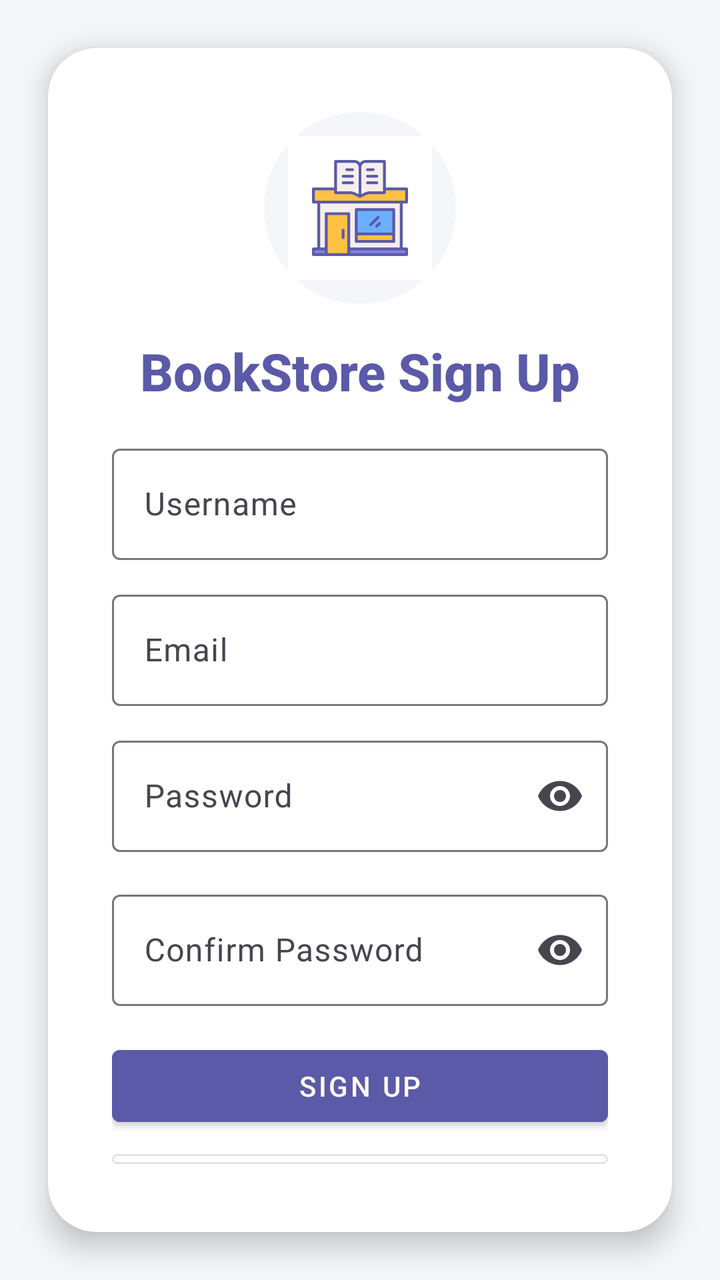
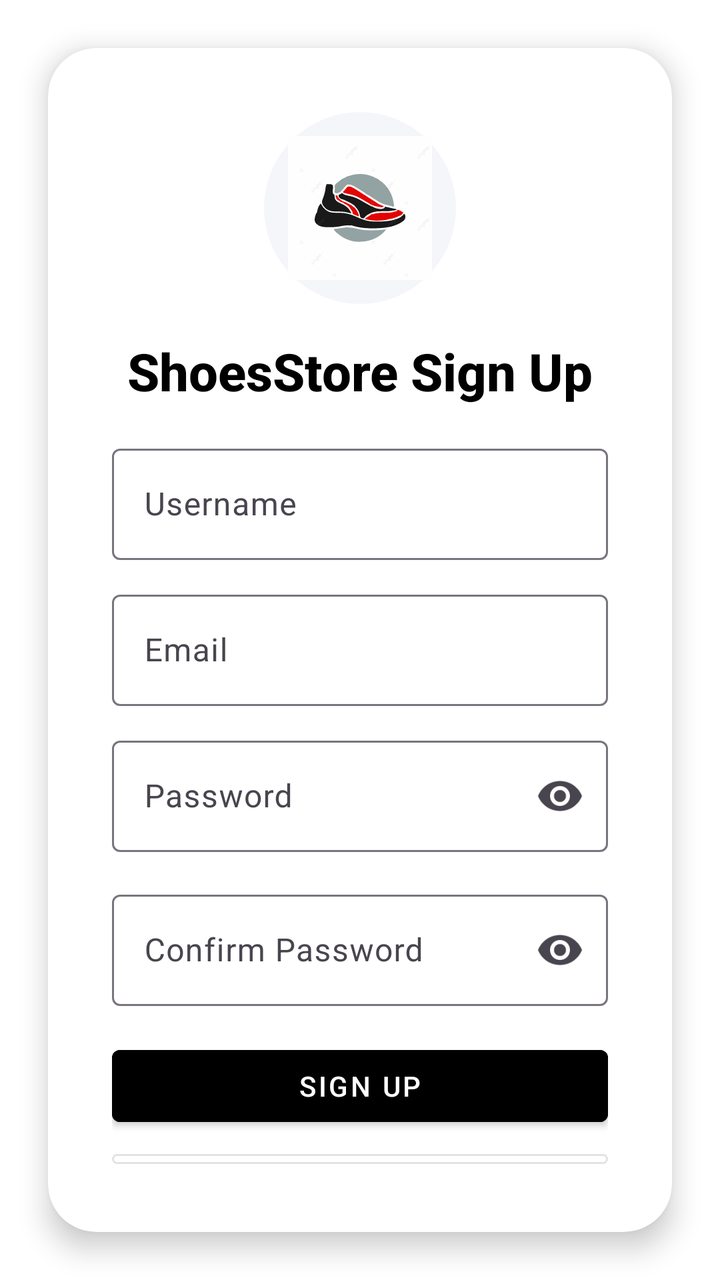

An Android layout rendered at two revisions. The XML below is the earlier revision; the diff shows what the commit changed to produce the second picture.
<!-- AndroidManifest.xml: application theme Theme.Project -->
<!-- res/layout/activity_sign_up.xml -->
<LinearLayout xmlns:android="http://schemas.android.com/apk/res/android"
    xmlns:app="http://schemas.android.com/apk/res-auto"
    android:layout_width="match_parent"
    android:layout_height="match_parent"
    android:orientation="vertical"
    android:gravity="center"
    android:background="#F5F6FA">

    <androidx.cardview.widget.CardView
        android:layout_width="match_parent"
        android:layout_height="wrap_content"
        android:layout_margin="24dp"
        app:cardCornerRadius="24dp"
        app:cardElevation="8dp"
        android:backgroundTint="#FFFFFF">

        <LinearLayout
            android:layout_width="match_parent"
            android:layout_height="wrap_content"
            android:orientation="vertical"
            android:padding="32dp">

            <ImageView
                android:id="@+id/imageViewSignUpIcon"
                android:layout_width="96dp"
                android:layout_height="96dp"
                android:src="@drawable/icon"
                android:layout_gravity="center_horizontal"
                android:contentDescription="@string/app_icon"
                android:layout_marginBottom="16dp"
                android:background="@drawable/circle_bg"
                android:padding="12dp" />

            <TextView
                android:id="@+id/textViewTitle"
                android:layout_width="match_parent"
                android:layout_height="wrap_content"
                android:text="@string/sign_up_title"
                android:textSize="26sp"
                android:textStyle="bold"
                android:textColor="#5A5AA8"
                android:gravity="center"
                android:layout_marginBottom="16dp"
                android:fontFamily="sans-serif-medium" />

            <com.google.android.material.textfield.TextInputLayout
                android:layout_width="match_parent"
                android:layout_height="wrap_content"
                android:layout_marginBottom="12dp">
                <com.google.android.material.textfield.TextInputEditText
                    android:id="@+id/editTextUsername"
                    android:layout_width="match_parent"
                    android:layout_height="wrap_content"
                    android:hint="@string/username"
                    android:inputType="textPersonName"
                    android:textColor="#4E342E"
                    android:textColorHint="#A1887F" />
            </com.google.android.material.textfield.TextInputLayout>

            <com.google.android.material.textfield.TextInputLayout
                android:layout_width="match_parent"
                android:layout_height="wrap_content"
                android:layout_marginBottom="12dp">
                <com.google.android.material.textfield.TextInputEditText
                    android:id="@+id/editTextEmail"
                    android:layout_width="match_parent"
                    android:layout_height="wrap_content"
                    android:hint="@string/email"
                    android:inputType="textEmailAddress"
                    android:textColor="#4E342E"
                    android:textColorHint="#A1887F" />
            </com.google.android.material.textfield.TextInputLayout>

            <com.google.android.material.textfield.TextInputLayout
                android:layout_width="match_parent"
                android:layout_height="wrap_content"
                android:layout_marginBottom="16dp"
                app:endIconMode="password_toggle">
                <com.google.android.material.textfield.TextInputEditText
                    android:id="@+id/editTextPassword"
                    android:layout_width="match_parent"
                    android:layout_height="wrap_content"
                    android:hint="@string/password"
                    android:inputType="textPassword"
                    android:textColor="#4E342E"
                    android:textColorHint="#A1887F" />
            </com.google.android.material.textfield.TextInputLayout>

            <com.google.android.material.textfield.TextInputLayout
                android:layout_width="match_parent"
                android:layout_height="wrap_content"
                android:layout_marginBottom="16dp"
                app:endIconMode="password_toggle">
                <com.google.android.material.textfield.TextInputEditText
                    android:id="@+id/editTextConfirmPassword"
                    android:layout_width="match_parent"
                    android:layout_height="wrap_content"
                    android:hint="@string/confirm_password"
                    android:inputType="textPassword"
                    android:textColor="#4E342E"
                    android:textColorHint="#A1887F" />
            </com.google.android.material.textfield.TextInputLayout>

            <com.google.android.material.button.MaterialButton
                android:id="@+id/buttonSignUp"
                android:layout_width="match_parent"
                android:layout_height="wrap_content"
                android:text="@string/sign_up"
                style="@style/Widget.MaterialComponents.Button"
                android:backgroundTint="#5A5AA8"
                android:textColor="#FFF8F0"
                android:layout_marginBottom="8dp" />

            <com.google.android.material.button.MaterialButton
                android:id="@+id/buttonGoToLogin"
                android:layout_width="match_parent"
                android:layout_height="wrap_content"
                android:text="@string/already_have_account"
                style="@style/Widget.MaterialComponents.Button.OutlinedButton"
                android:backgroundTint="#FFFFFF"
                android:textColor="#5A5AA8" />

            <com.google.android.material.button.MaterialButton
                android:id="@+id/buttonBack"
                android:layout_width="wrap_content"
                android:layout_height="wrap_content"
                android:text="@string/login"
                style="@style/Widget.MaterialComponents.Button.OutlinedButton"
                android:backgroundTint="#FFFFFF"
                android:textColor="#5A5AA8"
                android:layout_gravity="center_horizontal"
                android:layout_marginTop="8dp"
                android:drawableStart="@drawable/ic_arrow_back" />
        </LinearLayout>
    </androidx.cardview.widget.CardView>
</LinearLayout>
<!-- resources referenced by this layout -->
<resources>
  <!-- drawable circle_bg (drawable) -->
  <shape xmlns:android="http://schemas.android.com/apk/res/android"
      android:shape="oval">
      <solid android:color="#F5F6FA"/>
      <size android:width="72dp" android:height="72dp"/>
  </shape>
  <!-- drawable ic_arrow_back (drawable) -->
  <vector xmlns:android="http://schemas.android.com/apk/res/android"
      android:width="24dp"
      android:height="24dp"
      android:viewportWidth="24"
      android:viewportHeight="24">
      <path
          android:fillColor="#FFFFFF"
          android:pathData="M20,11H7.83l5.59-5.59L12,4l-8,8 8,8 1.41-1.41L7.83,13H20v-2z"/>
  </vector>
  <!-- drawable icon: vector/xml drawable (drawable, 6605 chars, omitted) -->
  <string name="already_have_account">Already have an account? Log In</string>
  <string name="app_icon">App icon</string>
  <string name="confirm_password">Confirm Password</string>
  <string name="email">Email</string>
  <string name="login">Login</string>
  <string name="password">Password</string>
  <string name="sign_up">Sign Up</string>
  <string name="sign_up_title">BookStore Sign Up</string>
  <string name="username">Username</string>
  <style name="Theme.Project" parent="Base.Theme.Project" />
  <style name="Base.Theme.Project" parent="Theme.Material3.DayNight.NoActionBar">
          
          
      </style>
</resources>

<!-- the commit's change to res/layout/activity_sign_up.xml (unified diff, before → after) -->
@@ -4,7 +4,7 @@
     android:layout_height="match_parent"
     android:orientation="vertical"
     android:gravity="center"
-    android:background="#F5F6FA">
+    android:background="#FFFFFF">
 
     <androidx.cardview.widget.CardView
         android:layout_width="match_parent"
@@ -38,7 +38,7 @@
                 android:text="@string/sign_up_title"
                 android:textSize="26sp"
                 android:textStyle="bold"
-                android:textColor="#5A5AA8"
+                android:textColor="#000000"
                 android:gravity="center"
                 android:layout_marginBottom="16dp"
                 android:fontFamily="sans-serif-medium" />
@@ -53,8 +53,8 @@
                     android:layout_height="wrap_content"
                     android:hint="@string/username"
                     android:inputType="textPersonName"
-                    android:textColor="#4E342E"
-                    android:textColorHint="#A1887F" />
+                    android:textColor="#000000"
+                    android:textColorHint="#888888" />
             </com.google.android.material.textfield.TextInputLayout>
 
             <com.google.android.material.textfield.TextInputLayout
@@ -67,8 +67,8 @@
                     android:layout_height="wrap_content"
                     android:hint="@string/email"
                     android:inputType="textEmailAddress"
-                    android:textColor="#4E342E"
-                    android:textColorHint="#A1887F" />
+                    android:textColor="#000000"
+                    android:textColorHint="#888888" />
             </com.google.android.material.textfield.TextInputLayout>
 
             <com.google.android.material.textfield.TextInputLayout
@@ -82,8 +82,8 @@
                     android:layout_height="wrap_content"
                     android:hint="@string/password"
                     android:inputType="textPassword"
-                    android:textColor="#4E342E"
-                    android:textColorHint="#A1887F" />
+                    android:textColor="#000000"
+                    android:textColorHint="#888888" />
             </com.google.android.material.textfield.TextInputLayout>
 
             <com.google.android.material.textfield.TextInputLayout
@@ -97,8 +97,8 @@
                     android:layout_height="wrap_content"
                     android:hint="@string/confirm_password"
                     android:inputType="textPassword"
-                    android:textColor="#4E342E"
-                    android:textColorHint="#A1887F" />
+                    android:textColor="#000000"
+                    android:textColorHint="#888888" />
             </com.google.android.material.textfield.TextInputLayout>
 
             <com.google.android.material.button.MaterialButton
@@ -107,8 +107,8 @@
                 android:layout_height="wrap_content"
                 android:text="@string/sign_up"
                 style="@style/Widget.MaterialComponents.Button"
-                android:backgroundTint="#5A5AA8"
-                android:textColor="#FFF8F0"
+                android:backgroundTint="#000000"
+                android:textColor="#FFFFFF"
                 android:layout_marginBottom="8dp" />
 
             <com.google.android.material.button.MaterialButton
@@ -118,7 +118,7 @@
                 android:text="@string/already_have_account"
                 style="@style/Widget.MaterialComponents.Button.OutlinedButton"
                 android:backgroundTint="#FFFFFF"
-                android:textColor="#5A5AA8" />
+                android:textColor="#000000" />
 
             <com.google.android.material.button.MaterialButton
                 android:id="@+id/buttonBack"
@@ -127,7 +127,7 @@
                 android:text="@string/login"
                 style="@style/Widget.MaterialComponents.Button.OutlinedButton"
                 android:backgroundTint="#FFFFFF"
-                android:textColor="#5A5AA8"
+                android:textColor="#000000"
                 android:layout_gravity="center_horizontal"
                 android:layout_marginTop="8dp"
                 android:drawableStart="@drawable/ic_arrow_back" />
<!-- resource entries referenced after the edit -->
@@ -16,7 +16,7 @@
           android:fillColor="#FFFFFF"
           android:pathData="M20,11H7.83l5.59-5.59L12,4l-8,8 8,8 1.41-1.41L7.83,13H20v-2z"/>
   </vector>
-  <!-- drawable icon: vector/xml drawable (drawable, 6605 chars, omitted) -->
+  <!-- drawable icon: vector/xml drawable (drawable, 63320 chars, omitted) -->
   <string name="already_have_account">Already have an account? Log In</string>
   <string name="app_icon">App icon</string>
   <string name="confirm_password">Confirm Password</string>
@@ -24,7 +24,7 @@
   <string name="login">Login</string>
   <string name="password">Password</string>
   <string name="sign_up">Sign Up</string>
-  <string name="sign_up_title">BookStore Sign Up</string>
+  <string name="sign_up_title">ShoesStore Sign Up</string>
   <string name="username">Username</string>
   <style name="Theme.Project" parent="Base.Theme.Project" />
   <style name="Base.Theme.Project" parent="Theme.Material3.DayNight.NoActionBar">
